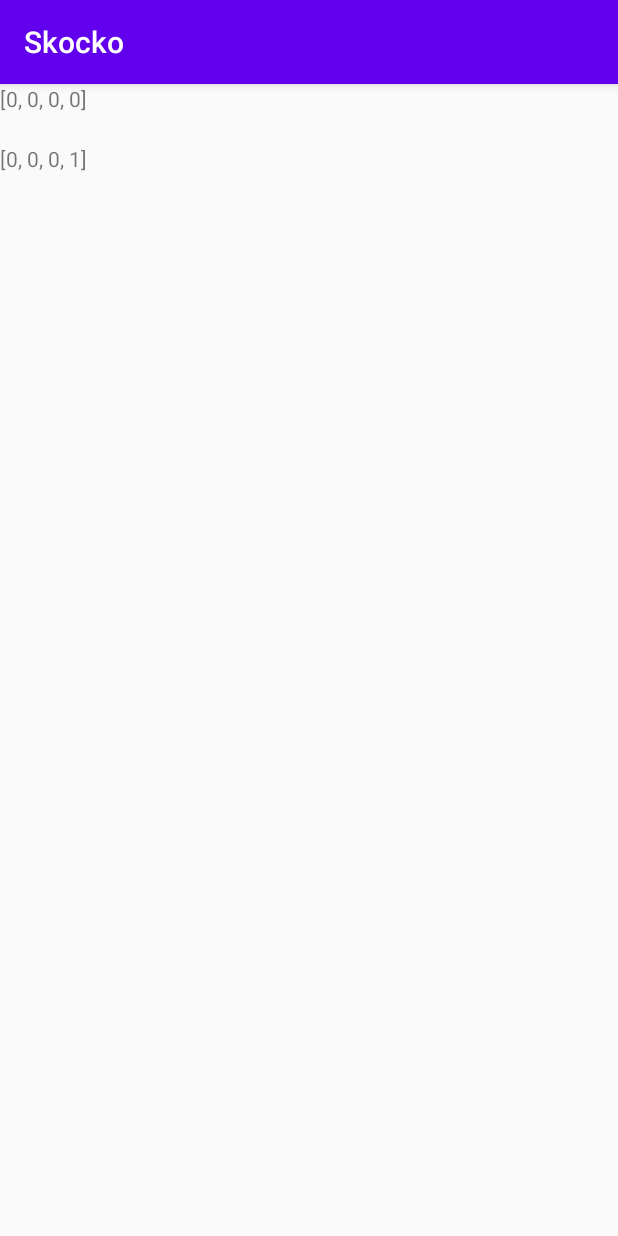
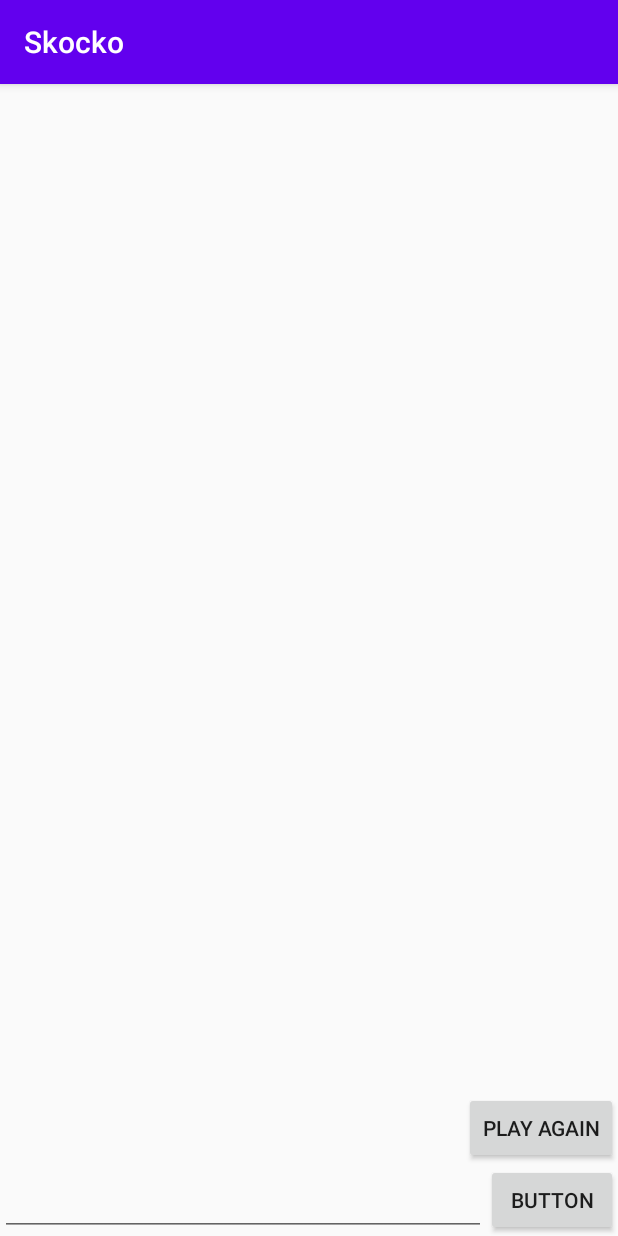
Before and after one commit to slomanojlo/skocko, an Android app: the screen it shows after launch (GameActivity), on a phone screen of 412 x 824 dp. Run offline under Robolectric (Android 15) with nearby library versions, the phone set to English and light mode, and no system bars; our stand-ins replace Room's generated code, data binding.

Commit message:
Full game basics
- state introduced
- one full round can be played
- replay game implemented
- hits results created

```diff
--- a/app/src/main/java/com/sloman/rs/skocko/BindingAdapters.kt
+++ b/app/src/main/java/com/sloman/rs/skocko/BindingAdapters.kt
@@ -1,5 +1,7 @@
 package com.sloman.rs.skocko
 
+import android.view.View
+import android.widget.TextView
 import androidx.databinding.BindingAdapter
 import androidx.recyclerview.widget.RecyclerView
 
@@ -10,3 +12,17 @@ fun bindRecyclerView(recyclerView: RecyclerView, gameList: GameWithGuesses?) {
 
     adapter.submitList(gameList?.guessList)
 }
+
+@BindingAdapter("status")
+fun bindStatus(stateTextView: TextView, status: String?) {
+    when(status){
+        "won" ->{
+            stateTextView.visibility = View.VISIBLE
+            stateTextView.text = "GAME WON"
+        }
+        else ->{
+            stateTextView.visibility = View.INVISIBLE
+            stateTextView.text = ""
+        }
+    }
+}
--- a/app/src/main/java/com/sloman/rs/skocko/GameAdapter.kt
+++ b/app/src/main/java/com/sloman/rs/skocko/GameAdapter.kt
@@ -30,12 +30,12 @@ class GameAdapter(val onClickListener: OnClickListener ) :
     companion object DiffCallback : DiffUtil.ItemCallback<Guess>() {
 
         override fun areItemsTheSame(oldItem: Guess, newItem: Guess): Boolean {
-            return oldItem.id == newItem.id
+            return oldItem.guessId == newItem.guessId
         }
 
         override fun areContentsTheSame(oldItem: Guess, newItem: Guess): Boolean {
             //TODO
-            return oldItem.id == newItem.id
+            return oldItem.guesses == newItem.guesses
         }
     }
 
--- a/app/src/main/java/com/sloman/rs/skocko/GameDao.kt
+++ b/app/src/main/java/com/sloman/rs/skocko/GameDao.kt
@@ -7,8 +7,8 @@ import androidx.room.*
 interface GameDao {
     @Transaction
 //    @Query("SELECT * from game where id = (SELECT guesses FROM guess where id = :id)")
-    @Query("SELECT * from game where id = :id")
-    fun getAll(id: Int): LiveData<GameWithGuesses?>
+    @Query("SELECT * from game where id = (SELECT MAX(id) FROM game) LIMIT 1")
+    fun getAll(): LiveData<GameWithGuesses?>
 
     @Insert(onConflict = OnConflictStrategy.REPLACE)
     fun insertOnlyGame(game: Game)
@@ -16,9 +16,12 @@ interface GameDao {
     @Insert(onConflict = OnConflictStrategy.REPLACE)
     fun insertGuesses(guessList : List<Guess>)
 
+    @Query("UPDATE game set state = :state where id = :id")
+    fun setGameState (id: Int, state: String)
+
 
     @Transaction
-    fun insertGame(game: Game, guessList : List<Guess>){
+    fun insertGame(game: Game, guessList: List<Guess>) {
         insertOnlyGame(game)
         insertGuesses(guessList)
     }
--- a/app/src/main/java/com/sloman/rs/skocko/GameDatabase.kt
+++ b/app/src/main/java/com/sloman/rs/skocko/GameDatabase.kt
@@ -22,7 +22,6 @@ abstract class GameDatabase : RoomDatabase() {
         val PREPOPULATE_GAME =
             Game(1, listOf(1, 2, 3, 4), "progress")
 
-        val PREPOPULATE_GUESS =  listOf(Guess(1, 1, listOf(0, 0, 0, 0)), Guess(2, 1, listOf(0, 0, 0, 1)))
                 @Volatile
                 private var INSTANCE: GameDatabase? = null
 
@@ -42,7 +41,7 @@ abstract class GameDatabase : RoomDatabase() {
                                     super.onCreate(db)
                                     // insert the data on the IO Thread
                                     ioThread {
-                                        getInstance(context).gameDao.insertGame(PREPOPULATE_GAME, PREPOPULATE_GUESS)
+                                        getInstance(context).gameDao.insertOnlyGame(PREPOPULATE_GAME)
                                     }
                                 }
                             })
--- a/app/src/main/java/com/sloman/rs/skocko/GameFragment.kt
+++ b/app/src/main/java/com/sloman/rs/skocko/GameFragment.kt
@@ -21,8 +21,10 @@ class GameFragment : Fragment() {
      * Inflates the layout with Data Binding, sets its lifecycle owner to the OverviewFragment
      * to enable Data Binding to observe LiveData, and sets up the RecyclerView with an adapter.
      */
-    override fun onCreateView(inflater: LayoutInflater, container: ViewGroup?,
-                              savedInstanceState: Bundle?): View? {
+    override fun onCreateView(
+        inflater: LayoutInflater, container: ViewGroup?,
+        savedInstanceState: Bundle?
+    ): View? {
         val binding = FragmentGameBinding.inflate(inflater)
 
         // Allows Data Binding to Observe LiveData with the lifecycle of this Fragment
@@ -36,11 +38,22 @@ class GameFragment : Fragment() {
         binding.rwGuess.adapter =
             GameAdapter(
                 GameAdapter.OnClickListener {
-//                    viewModel.selectBaseCurrency(it)
+                    //                    viewModel.selectBaseCurrency(it)
                 })
+
+
+        binding.button.setOnClickListener {
+            viewModel.makeGuess(binding.etInput.text.toString())
+        }
+
+        binding.btnPlayAgain.setOnClickListener {
+            viewModel.playAgain()
+        }
+
 
 
         return binding.root
     }
 
+
 }
--- a/app/src/main/java/com/sloman/rs/skocko/GameRepository.kt
+++ b/app/src/main/java/com/sloman/rs/skocko/GameRepository.kt
@@ -4,14 +4,32 @@ import androidx.lifecycle.LiveData
 
 class GameRepository(private val database: GameDatabase){
 
-    val game: LiveData<GameWithGuesses?> = database.gameDao.getAll(1)
+    val game: LiveData<GameWithGuesses?> = database.gameDao.getAll()
 
 
     fun initialize() {
         ioThread {
-            database.gameDao.getAll(1)
+            database.gameDao.getAll()
         }
 
     }
 
+    fun insertGuess(guess: Guess){
+        ioThread {
+            database.gameDao.insertGuesses(listOf(guess))
+        }
+    }
+
+    fun setGameState(id:  Int, state : String){
+        ioThread {
+            database.gameDao.setGameState(id, state)
+        }
+    }
+
+    fun playAgain(game : Game){
+        ioThread {
+            database.gameDao.insertOnlyGame(game)
+        }
+    }
+
 }
--- a/app/src/main/java/com/sloman/rs/skocko/Guess.kt
+++ b/app/src/main/java/com/sloman/rs/skocko/Guess.kt
@@ -6,14 +6,14 @@ import androidx.room.Ignore
 import androidx.room.PrimaryKey
 
 @Entity (tableName = "guess",
+    primaryKeys = ["guessId", "id"],
     foreignKeys = [ForeignKey(
         entity = Game::class,
         parentColumns = arrayOf("id"),
-        childColumns = arrayOf("id")
-    )])
+        childColumns = arrayOf("id"))])
 data class Guess(
-    @PrimaryKey (autoGenerate = true)
     val guessId: Int,
     val id: Int,
-    val guesses: List<Int>
+    val guesses: List<Int>,
+    val hits: List<Int>
 )
--- a/app/src/main/res/layout/fragment_game.xml
+++ b/app/src/main/res/layout/fragment_game.xml
@@ -1,9 +1,10 @@
 <?xml version="1.0" encoding="utf-8"?>
 <layout xmlns:android="http://schemas.android.com/apk/res/android"
-    xmlns:tools="http://schemas.android.com/tools"
-    xmlns:app="http://schemas.android.com/apk/res-auto">
+    xmlns:app="http://schemas.android.com/apk/res-auto"
+    xmlns:tools="http://schemas.android.com/tools">
 
     <data>
+
         <variable
             name="viewModel"
             type="com.sloman.rs.skocko.GameViewModel" />
@@ -18,12 +19,46 @@
             android:id="@+id/rw_Guess"
             android:layout_width="0dp"
             android:layout_height="0dp"
+            app:layoutManager="androidx.recyclerview.widget.GridLayoutManager"
             app:layout_constraintBottom_toBottomOf="parent"
-        app:layoutManager="androidx.recyclerview.widget.GridLayoutManager"
             app:layout_constraintEnd_toEndOf="parent"
+            app:layout_constraintHorizontal_bias="0.0"
             app:layout_constraintStart_toStartOf="parent"
             app:layout_constraintTop_toTopOf="parent"
+            app:layout_constraintVertical_bias="0.0"
             app:listData="@{viewModel.game}" />
+
+        <EditText
+            android:id="@+id/etInput"
+            android:layout_width="0dp"
+            android:layout_height="wrap_content"
+            app:layout_constraintBottom_toBottomOf="parent"
+            app:layout_constraintEnd_toStartOf="@+id/button"
+            app:layout_constraintStart_toStartOf="parent" />
+
+        <Button
+            android:id="@+id/button"
+            android:layout_width="wrap_content"
+            android:layout_height="wrap_content"
+            android:text="Button"
+            app:layout_constraintBottom_toBottomOf="parent"
+            app:layout_constraintEnd_toEndOf="parent" />
+
+        <Button
+            android:id="@+id/btnPlayAgain"
+            android:layout_width="wrap_content"
+            android:layout_height="wrap_content"
+            android:text="Play Again"
+            app:layout_constraintBottom_toTopOf="@+id/button"
+            app:layout_constraintEnd_toEndOf="parent" />
+
+        <TextView
+            android:id="@+id/twSolution"
+            android:layout_width="wrap_content"
+            android:layout_height="wrap_content"
+            app:layout_constraintBottom_toTopOf="@+id/etInput"
+            app:layout_constraintStart_toStartOf="@+id/rw_Guess"
+            app:status="@{viewModel.game.game.state}" />
 
     </androidx.constraintlayout.widget.ConstraintLayout>
 
```
Also changed, not shown: app/src/main/java/com/sloman/rs/skocko/GameViewModel.kt (+82 -2 lines), app/src/main/res/layout/game_item.xml (+16 -3 lines), 1 other file. Lines whose indentation alone changed are shown as unchanged.
